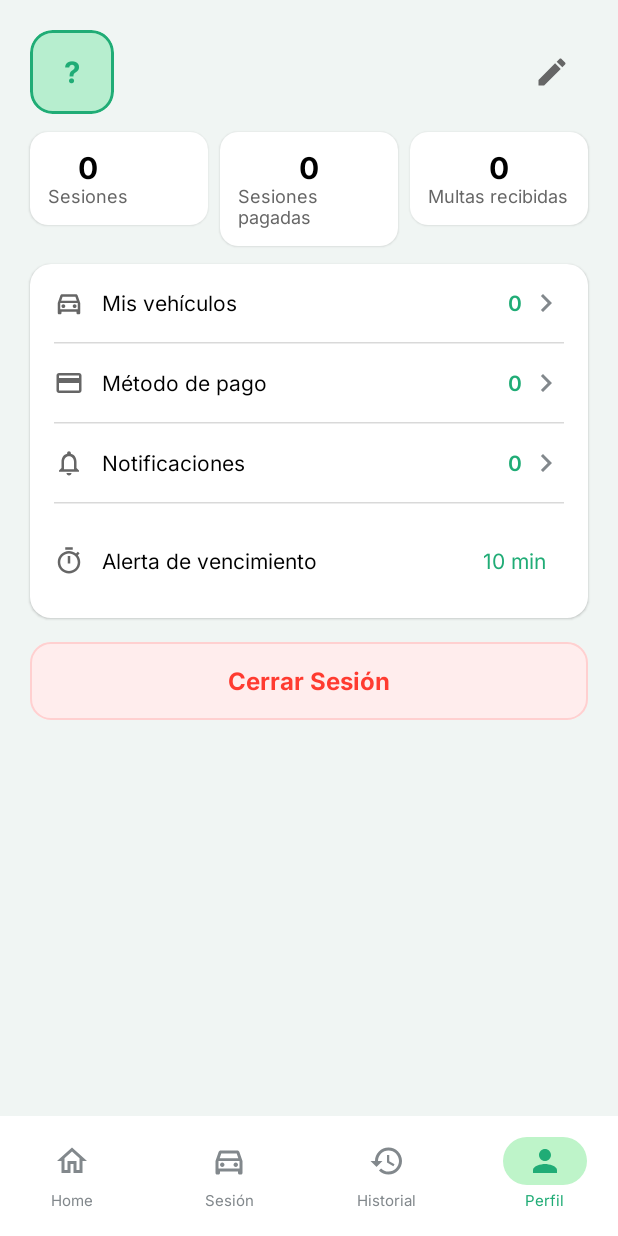
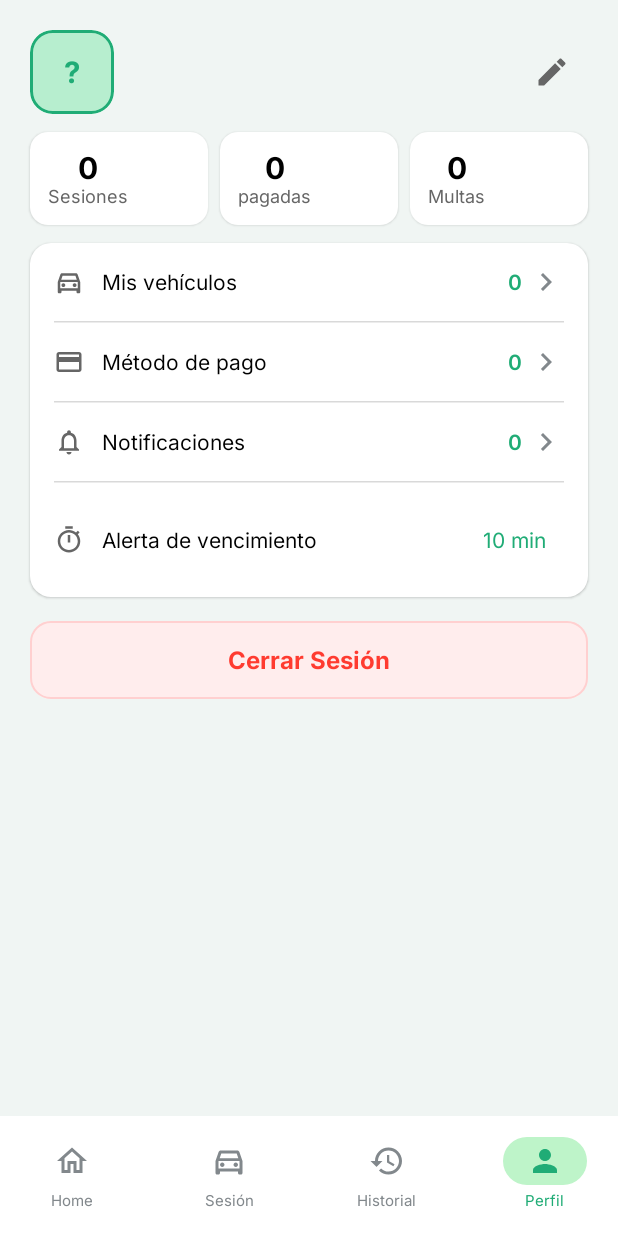
Before and after one commit to ErikZF/epark-android-app, an Android app built with Jetpack Compose: the ProfileScreen screen opened through its navigation route, on a phone screen of 412 x 824 dp. Run offline under Robolectric (Android 15) with nearby library versions, the light colour scheme and no system bars; pictures from the network do not load.

Commit message:
feat: perfil con resumen de actividad y multas en local

```diff
--- a/Android-App/app/src/main/java/com/example/myapplication/screens/user/ProfileScreens.kt
+++ b/Android-App/app/src/main/java/com/example/myapplication/screens/user/ProfileScreens.kt
@@ -78,8 +78,8 @@ fun ProfileScreen(
             item {
                 Row(horizontalArrangement = Arrangement.spacedBy(8.dp)) {
                     StatBox(uiState.sessionsCount.toString(), "Sesiones", Modifier.weight(1f))
-                    StatBox(uiState.paidSessionsCount.toString(), "Sesiones pagadas", Modifier.weight(1f))
-                    StatBox(uiState.finesCount.toString(), "Multas recibidas", Modifier.weight(1f))
+                    StatBox(uiState.paidSessionsCount.toString(), "pagadas", Modifier.weight(1f))
+                    StatBox(uiState.finesCount.toString(), "Multas", Modifier.weight(1f))
                 }
             }
             item {
```
Also changed, not shown: Android-App/app/src/main/java/com/example/myapplication/ui/profile/ProfileViewModel.kt (+26 -5 lines).
